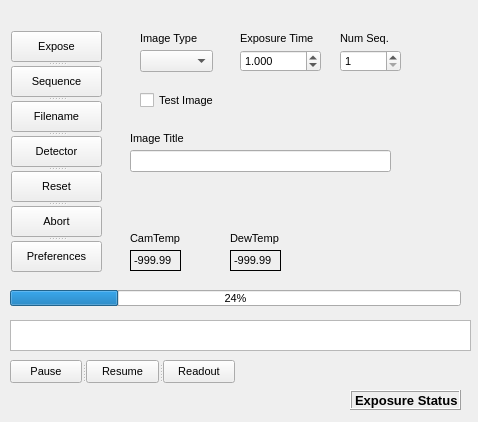
Before: the Qt Designer form azcam_exptool/exptool.ui in mplesser/azcam-exptool, drawn with Qt 5.
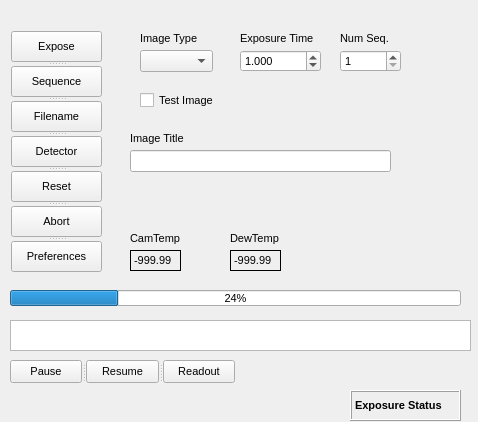
After: the same form once the commit is applied.

The edit to the form file:
```diff
--- a/azcam_exptool/exptool.ui
+++ b/azcam_exptool/exptool.ui
@@ -309,12 +309,12 @@
       <x>350</x>
       <y>390</y>
       <width>111</width>
-      <height>20</height>
+      <height>31</height>
      </rect>
     </property>
     <property name="font">
      <font>
-      <pointsize>10</pointsize>
+      <pointsize>8</pointsize>
       <weight>75</weight>
       <bold>true</bold>
      </font>
```
